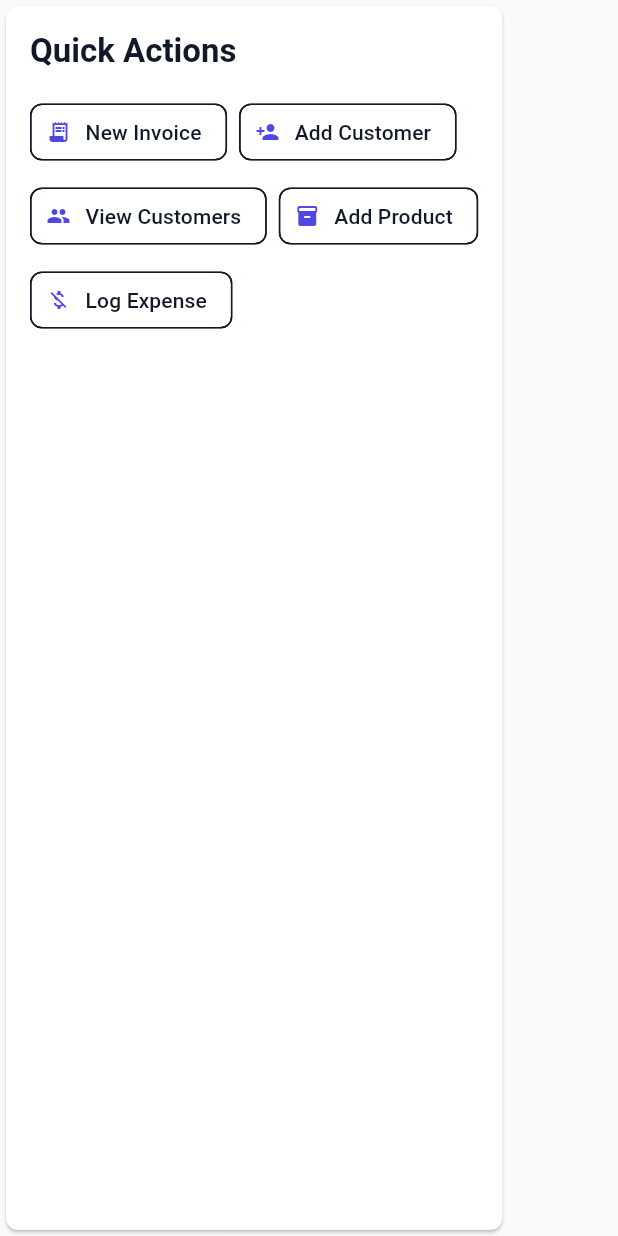
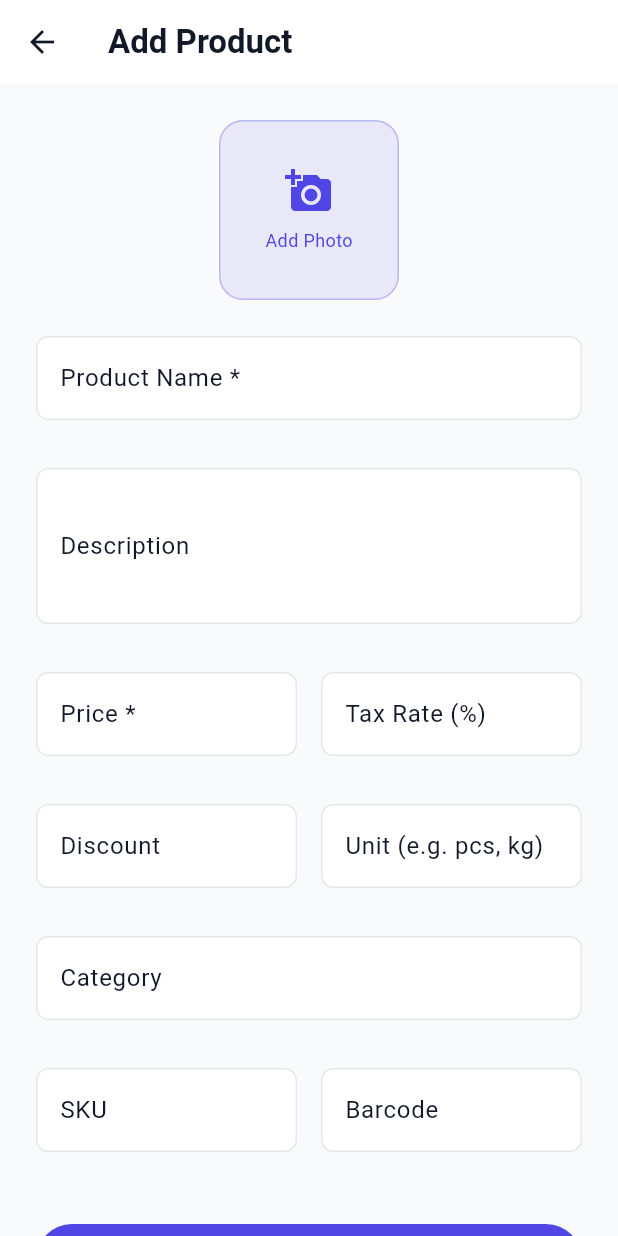
Before and after one commit to thanseer02/invoice_generator, a Flutter app: the QuickActionsPanel widget shown alone on an empty page, opened directly, after a tap on "Add Product", on a phone screen of 412 x 824 dp. Run offline on Flutter 3.47's test engine with Material 3 defaults, Android fonts, the phone set to English and light mode, and no system bars; drawn by our look-alikes of flutter_animate; our stand-ins replace file_picker, firebase_auth, fl_chart, go_router, image_picker, share_plus and 1 more; accounts and stored records are empty.

Commit message:
feat: implement product management module with CRUD operations, image support, and filtering.

```diff
--- a/lib/data/local/database_helper.dart
+++ b/lib/data/local/database_helper.dart
@@ -4,7 +4,7 @@ import 'package:path_provider/path_provider.dart';
 
 class DatabaseHelper {
   static const _databaseName = "invoice_generator.db";
-  static const _databaseVersion = 2;
+  static const _databaseVersion = 3;
 
   DatabaseHelper._privateConstructor();
   static final DatabaseHelper instance = DatabaseHelper._privateConstructor();
@@ -59,6 +59,12 @@ class DatabaseHelper {
         description TEXT,
         price REAL NOT NULL,
         taxRate REAL NOT NULL DEFAULT 0.0,
+        sku TEXT,
+        barcode TEXT,
+        discount REAL NOT NULL DEFAULT 0.0,
+        unit TEXT,
+        imagePath TEXT,
+        category TEXT,
         createdAt TEXT,
         updatedAt TEXT
       )
@@ -149,6 +155,14 @@ class DatabaseHelper {
       await db.execute('ALTER TABLE customers ADD COLUMN notes TEXT');
       await db.execute('ALTER TABLE customers ADD COLUMN isFavorite INTEGER DEFAULT 0');
     }
+    if (oldVersion < 3) {
+      await db.execute('ALTER TABLE products ADD COLUMN sku TEXT');
+      await db.execute('ALTER TABLE products ADD COLUMN barcode TEXT');
+      await db.execute('ALTER TABLE products ADD COLUMN discount REAL DEFAULT 0.0');
+      await db.execute('ALTER TABLE products ADD COLUMN unit TEXT');
+      await db.execute('ALTER TABLE products ADD COLUMN imagePath TEXT');
+      await db.execute('ALTER TABLE products ADD COLUMN category TEXT');
+    }
   }
 
   Future<void> _seedInitialData(Database db) async {
--- a/lib/domain/models/product.dart
+++ b/lib/domain/models/product.dart
@@ -4,6 +4,12 @@ class Product {
   final String? description;
   final double price;
   final double taxRate;
+  final String? sku;
+  final String? barcode;
+  final double discount;
+  final String? unit;
+  final String? imagePath;
+  final String? category;
   final DateTime? createdAt;
   final DateTime? updatedAt;
 
@@ -13,6 +19,12 @@ class Product {
     this.description,
     required this.price,
     this.taxRate = 0.0,
+    this.sku,
+    this.barcode,
+    this.discount = 0.0,
+    this.unit,
+    this.imagePath,
+    this.category,
     this.createdAt,
     this.updatedAt,
   });
@@ -23,7 +35,13 @@ class Product {
       name: json['name'] as String,
       description: json['description'] as String?,
       price: (json['price'] as num).toDouble(),
-      taxRate: (json['taxRate'] as num?)?.toDouble() ?? 0.0,
+      taxRate: (json['taxRate'] as num).toDouble(),
+      sku: json['sku'] as String?,
+      barcode: json['barcode'] as String?,
+      discount: (json['discount'] as num?)?.toDouble() ?? 0.0,
+      unit: json['unit'] as String?,
+      imagePath: json['imagePath'] as String?,
+      category: json['category'] as String?,
       createdAt: json['createdAt'] != null ? DateTime.parse(json['createdAt'] as String) : null,
       updatedAt: json['updatedAt'] != null ? DateTime.parse(json['updatedAt'] as String) : null,
     );
@@ -36,6 +54,12 @@ class Product {
       'description': description,
       'price': price,
       'taxRate': taxRate,
+      'sku': sku,
+      'barcode': barcode,
+      'discount': discount,
+      'unit': unit,
+      'imagePath': imagePath,
+      'category': category,
       'createdAt': createdAt?.toIso8601String(),
       'updatedAt': updatedAt?.toIso8601String(),
     };
@@ -47,6 +71,12 @@ class Product {
     String? description,
     double? price,
     double? taxRate,
+    String? sku,
+    String? barcode,
+    double? discount,
+    String? unit,
+    String? imagePath,
+    String? category,
     DateTime? createdAt,
     DateTime? updatedAt,
   }) {
@@ -56,6 +86,12 @@ class Product {
       description: description ?? this.description,
       price: price ?? this.price,
       taxRate: taxRate ?? this.taxRate,
+      sku: sku ?? this.sku,
+      barcode: barcode ?? this.barcode,
+      discount: discount ?? this.discount,
+      unit: unit ?? this.unit,
+      imagePath: imagePath ?? this.imagePath,
+      category: category ?? this.category,
       createdAt: createdAt ?? this.createdAt,
       updatedAt: updatedAt ?? this.updatedAt,
     );
--- a/lib/main.dart
+++ b/lib/main.dart
@@ -9,7 +9,9 @@ import 'core/error/error_handler.dart';
 import 'core/providers/auth_provider.dart';
 import 'data/repositories/firebase_auth_repository.dart';
 import 'data/repositories/sqlite_customer_repository.dart';
+import 'data/repositories/sqlite_product_repository.dart';
 import 'presentation/customers/customer_viewmodel.dart';
+import 'presentation/products/product_viewmodel.dart';
 // import 'package:firebase_core/firebase_core.dart'; // TODO: Uncomment when Firebase config is generated
 import 'package:go_router/go_router.dart';
 
@@ -25,6 +27,7 @@ void main() {
         providers: [
           ChangeNotifierProvider(create: (_) => AuthProvider(FirebaseAuthRepository())),
           ChangeNotifierProvider(create: (_) => CustomerViewModel(SqliteCustomerRepository())),
+          ChangeNotifierProvider(create: (_) => ProductViewModel(SqliteProductRepository())),
         ],
         child: const InvoiceApp(),
       ),
--- a/lib/presentation/dashboard/widgets/quick_actions_panel.dart
+++ b/lib/presentation/dashboard/widgets/quick_actions_panel.dart
@@ -37,7 +37,12 @@ class QuickActionsPanel extends StatelessWidget {
               ActionChip(
                 label: const Text('Add Product'),
                 avatar: const Icon(Icons.inventory, size: 16),
-                onPressed: () {},
+                onPressed: () => context.push('/products/add'),
+              ),
+              ActionChip(
+                label: const Text('View Products'),
+                avatar: const Icon(Icons.inventory_2, size: 16),
+                onPressed: () => context.push('/products'),
               ),
               ActionChip(
                 label: const Text('Log Expense'),
--- /dev/null
+++ b/lib/presentation/products/product_form_screen.dart
@@ -0,0 +1,274 @@
+import 'dart:io';
+import 'package:flutter/material.dart';
+import 'package:provider/provider.dart';
+import 'package:go_router/go_router.dart';
+import 'package:image_picker/image_picker.dart';
+import 'package:uuid/uuid.dart';
+
+import '../../../core/theme/app_spacing.dart';
+import '../../../core/theme/app_colors.dart';
+import '../../../widgets/inputs/app_text_field.dart';
+import '../../../widgets/buttons/app_button.dart';
+import '../../../widgets/feedback/app_snackbar.dart';
+import '../../domain/models/product.dart';
+import 'product_viewmodel.dart';
+
+class ProductFormScreen extends StatefulWidget {
+  final String? productId;
+
+  const ProductFormScreen({super.key, this.productId});
+
+  @override
+  State<ProductFormScreen> createState() => _ProductFormScreenState();
+}
+
+class _ProductFormScreenState extends State<ProductFormScreen> {
+  final _formKey = GlobalKey<FormState>();
+
+  late final TextEditingController _nameController;
+  late final TextEditingController _descController;
+  late final TextEditingController _priceController;
+  late final TextEditingController _taxController;
+  late final TextEditingController _skuController;
+  late final TextEditingController _barcodeController;
+  late final TextEditingController _discountController;
+  late final TextEditingController _unitController;
+  late final TextEditingController _categoryController;
+
+  String? _imagePath;
+  Product? _existingProduct;
+  bool _isLoading = true;
+
+  @override
+  void initState() {
+    super.initState();
+    _nameController = TextEditingController();
+    _descController = TextEditingController();
+    _priceController = TextEditingController();
+    _taxController = TextEditingController();
+    _skuController = TextEditingController();
+    _barcodeController = TextEditingController();
+    _discountController = TextEditingController();
+    _unitController = TextEditingController();
+    _categoryController = TextEditingController();
+
+    _loadProduct();
+  }
+
+  void _loadProduct() {
+    if (widget.productId != null) {
+      final vm = context.read<ProductViewModel>();
+      try {
+        _existingProduct = vm.products.firstWhere((p) => p.id == widget.productId);
+        _nameController.text = _existingProduct!.name;
+        _descController.text = _existingProduct!.description ?? '';
+        _priceController.text = _existingProduct!.price.toString();
+        _taxController.text = _existingProduct!.taxRate.toString();
+        _skuController.text = _existingProduct!.sku ?? '';
+        _barcodeController.text = _existingProduct!.barcode ?? '';
+        _discountController.text = _existingProduct!.discount.toString();
+        _unitController.text = _existingProduct!.unit ?? '';
+        _categoryController.text = _existingProduct!.category ?? '';
+        _imagePath = _existingProduct!.imagePath;
+      } catch (e) {
+        // Not found
+      }
+    }
+    setState(() => _isLoading = false);
+  }
+
+  @override
+  void dispose() {
+    _nameController.dispose();
+    _descController.dispose();
+    _priceController.dispose();
+    _taxController.dispose();
+    _skuController.dispose();
+    _barcodeController.dispose();
+    _discountController.dispose();
+    _unitController.dispose();
+    _categoryController.dispose();
+    super.dispose();
+  }
+
+  Future<void> _pickImage() async {
+    final picker = ImagePicker();
+    final pickedFile = await picker.pickImage(source: ImageSource.gallery);
+    if (pickedFile != null) {
+      setState(() {
+        _imagePath = pickedFile.path;
+      });
+    }
+  }
+
+  void _save() async {
+    if (_formKey.currentState!.validate()) {
+      final vm = context.read<ProductViewModel>();
+
+      final product = Product(
+        id: _existingProduct?.id ?? const Uuid().v4(),
+        name: _nameController.text.trim(),
+        description: _descController.text.trim().isEmpty ? null : _descController.text.trim(),
+        price: double.tryParse(_priceController.text.trim()) ?? 0.0,
+        taxRate: double.tryParse(_taxController.text.trim()) ?? 0.0,
+        sku: _skuController.text.trim().isEmpty ? null : _skuController.text.trim(),
+        barcode: _barcodeController.text.trim().isEmpty ? null : _barcodeController.text.trim(),
+        discount: double.tryParse(_discountController.text.trim()) ?? 0.0,
+        unit: _unitController.text.trim().isEmpty ? null : _unitController.text.trim(),
+        category: _categoryController.text.trim().isEmpty ? null : _categoryController.text.trim(),
+        imagePath: _imagePath,
+        createdAt: _existingProduct?.createdAt ?? DateTime.now(),
+      );
+
+      if (_existingProduct != null) {
+        await vm.updateProduct(product);
+        if (mounted) AppSnackbar.showSuccess(context, 'Product updated successfully');
+      } else {
+        await vm.addProduct(product);
+        if (mounted) AppSnackbar.showSuccess(context, 'Product added successfully');
+      }
+
+      if (mounted) context.pop();
+    }
+  }
+
+  @override
+  Widget build(BuildContext context) {
+    if (_isLoading) return const Scaffold(body: Center(child: CircularProgressIndicator()));
+
+    return Scaffold(
+      appBar: AppBar(
+        title: Text(_existingProduct != null ? 'Edit Product' : 'Add Product'),
+      ),
+      body: SingleChildScrollView(
+        padding: AppSpacing.edgeInsetsAllLg,
+        child: Form(
+          key: _formKey,
+          child: Column(
+            crossAxisAlignment: CrossAxisAlignment.stretch,
+            children: [
+              _buildImagePicker(),
+              const SizedBox(height: AppSpacing.lg),
+              AppTextField(
+                label: 'Product Name *',
+                controller: _nameController,
+                validator: (val) => val == null || val.trim().isEmpty ? 'Name is required' : null,
+              ),
+              const SizedBox(height: AppSpacing.md),
+              AppTextField(
+                label: 'Description',
+                controller: _descController,
+                maxLines: 3,
+              ),
+              const SizedBox(height: AppSpacing.md),
+              Row(
+                children: [
+                  Expanded(
+                    child: AppTextField(
+                      label: 'Price *',
+                      controller: _priceController,
+                      keyboardType: const TextInputType.numberWithOptions(decimal: true),
+                      validator: (val) {
+                        if (val == null || val.trim().isEmpty) return 'Required';
+                        if (double.tryParse(val.trim()) == null) return 'Invalid number';
+                        return null;
+                      },
+                    ),
+                  ),
+                  const SizedBox(width: AppSpacing.md),
+                  Expanded(
+                    child: AppTextField(
+                      label: 'Tax Rate (%)',
+                      controller: _taxController,
+                      keyboardType: const TextInputType.numberWithOptions(decimal: true),
+                    ),
+                  ),
+                ],
+              ),
+              const SizedBox(height: AppSpacing.md),
+              Row(
+                children: [
+                  Expanded(
+                    child: AppTextField(
+                      label: 'Discount',
+                      controller: _discountController,
+                      keyboardType: const TextInputType.numberWithOptions(decimal: true),
+                    ),
+                  ),
+                  const SizedBox(width: AppSpacing.md),
+                  Expanded(
+                    child: AppTextField(
+                      label: 'Unit (e.g. pcs, kg)',
+                      controller: _unitController,
+                    ),
+                  ),
+                ],
+              ),
+              const SizedBox(height: AppSpacing.md),
+              AppTextField(
+                label: 'Category',
+                controller: _categoryController,
+              ),
+              const SizedBox(height: AppSpacing.md),
+              Row(
+                children: [
+                  Expanded(
+                    child: AppTextField(
+                      label: 'SKU',
+                      controller: _skuController,
+                    ),
+                  ),
+                  const SizedBox(width: AppSpacing.md),
+                  Expanded(
+                    child: AppTextField(
+                      label: 'Barcode',
+                      controller: _barcodeController,
+                    ),
+                  ),
+                ],
+              ),
+              const SizedBox(height: AppSpacing.xl),
+              AppButton(
+                text: 'Save Product',
+                onPressed: _save,
+              ),
+            ],
+          ),
+        ),
+      ),
+    );
+  }
+
+  Widget _buildImagePicker() {
+    return Center(
+      child: GestureDetector(
+        onTap: _pickImage,
+        child: Container(
+          width: 120,
+          height: 120,
+          decoration: BoxDecoration(
+            color: AppColors.primary.withValues(alpha: 0.1),
+            borderRadius: BorderRadius.circular(16),
+            border: Border.all(color: AppColors.primary.withValues(alpha: 0.3)),
+            image: _imagePath != null
+                ? DecorationImage(
+                    image: FileImage(File(_imagePath!)),
+                    fit: BoxFit.cover,
+                  )
+                : null,
+          ),
+          child: _imagePath == null
+              ? const Column(
+                  mainAxisAlignment: MainAxisAlignment.center,
+                  children: [
+                    Icon(Icons.add_a_photo, color: AppColors.primary, size: 32),
+                    SizedBox(height: 8),
+                    Text('Add Photo', style: TextStyle(color: AppColors.primary, fontSize: 12)),
+                  ],
+                )
+              : null,
+        ),
+      ),
+    );
+  }
+}
--- /dev/null
+++ b/lib/presentation/products/product_viewmodel.dart
@@ -0,0 +1,110 @@
+import 'package:flutter/material.dart';
+import '../../domain/models/product.dart';
+import '../../domain/repositories/product_repository.dart';
+
+enum ProductSortOption { nameAsc, nameDesc, priceHighLow, priceLowHigh, newest }
+
+class ProductViewModel extends ChangeNotifier {
+  final ProductRepository _repository;
+
+  List<Product> _allProducts = [];
+  List<Product> _filteredProducts = [];
+
+  bool _isLoading = true;
+  String _searchQuery = '';
+  String? _selectedCategory;
+  ProductSortOption _sortOption = ProductSortOption.nameAsc;
+
+  ProductViewModel(this._repository) {
+    loadProducts();
+  }
+
+  bool get isLoading => _isLoading;
+  List<Product> get products => _filteredProducts;
+  ProductSortOption get sortOption => _sortOption;
+  String get searchQuery => _searchQuery;
+  String? get selectedCategory => _selectedCategory;
+
+  List<String> get availableCategories {
+    final categories = _allProducts.map((p) => p.category).whereType<String>().toSet().toList();
+    categories.sort();
+    return categories;
+  }
+
+  Future<void> loadProducts() async {
+    _isLoading = true;
+    notifyListeners();
+
+    _allProducts = await _repository.getAllProducts();
+    _applyFiltersAndSort();
+
+    _isLoading = false;
+    notifyListeners();
+  }
+
+  void setSearchQuery(String query) {
+    _searchQuery = query;
+    _applyFiltersAndSort();
+    notifyListeners();
+  }
+
+  void setCategoryFilter(String? category) {
+    _selectedCategory = category;
+    _applyFiltersAndSort();
+    notifyListeners();
+  }
+
+  void setSortOption(ProductSortOption option) {
+    _sortOption = option;
+    _applyFiltersAndSort();
+    notifyListeners();
+  }
+
+  void _applyFiltersAndSort() {
+    var filtered = _allProducts.where((p) {
+      if (_selectedCategory != null && p.category != _selectedCategory) return false;
+      if (_searchQuery.isNotEmpty) {
+        final query = _searchQuery.toLowerCase();
+        final nameMatch = p.name.toLowerCase().contains(query);
+        final skuMatch = (p.sku ?? '').toLowerCase().contains(query);
+        final barcodeMatch = (p.barcode ?? '').toLowerCase().contains(query);
+        return nameMatch || skuMatch || barcodeMatch;
+      }
+      return true;
+    }).toList();
+
+    filtered.sort((a, b) {
+      switch (_sortOption) {
+        case ProductSortOption.nameAsc:
+          return a.name.compareTo(b.name);
+        case ProductSortOption.nameDesc:
+          return b.name.compareTo(a.name);
+        case ProductSortOption.priceHighLow:
+          return b.price.compareTo(a.price);
+        case ProductSortOption.priceLowHigh:
+          return a.price.compareTo(b.price);
+        case ProductSortOption.newest:
+          return (b.createdAt ?? DateTime.now()).compareTo(a.createdAt ?? DateTime.now());
+      }
+    });
+
+    _filteredProducts = filtered;
+  }
+
+  Future<void> addProduct(Product product) async {
+    final newProduct = product.copyWith(createdAt: DateTime.now(), updatedAt: DateTime.now());
+    await _repository.createProduct(newProduct);
+    await loadProducts();
+  }
+
+  Future<void> updateProduct(Product product) async {
+    final updatedProduct = product.copyWith(updatedAt: DateTime.now());
+    await _repository.updateProduct(updatedProduct);
+    await loadProducts();
+  }
+
+  Future<void> deleteProduct(String id) async {
+    await _repository.deleteProduct(id);
+    await loadProducts();
+  }
+}
```
Also changed, not shown: lib/core/router/app_router.dart (+16 -0 lines), lib/presentation/products/products_list_screen.dart (added, +212 -0 lines).
